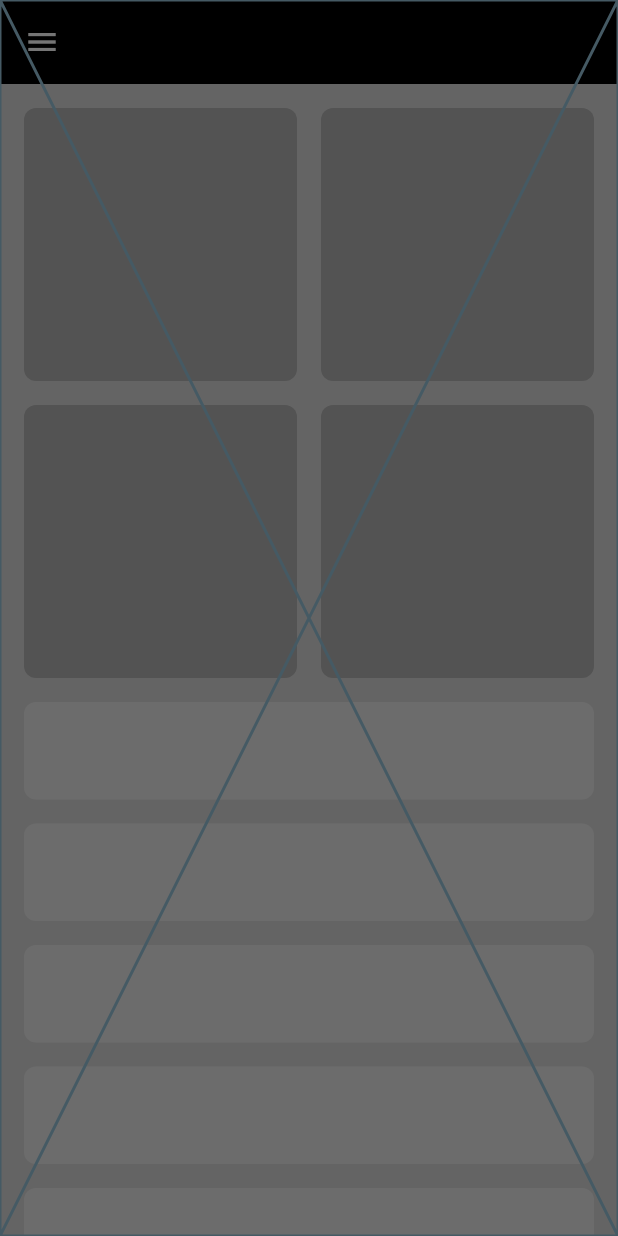
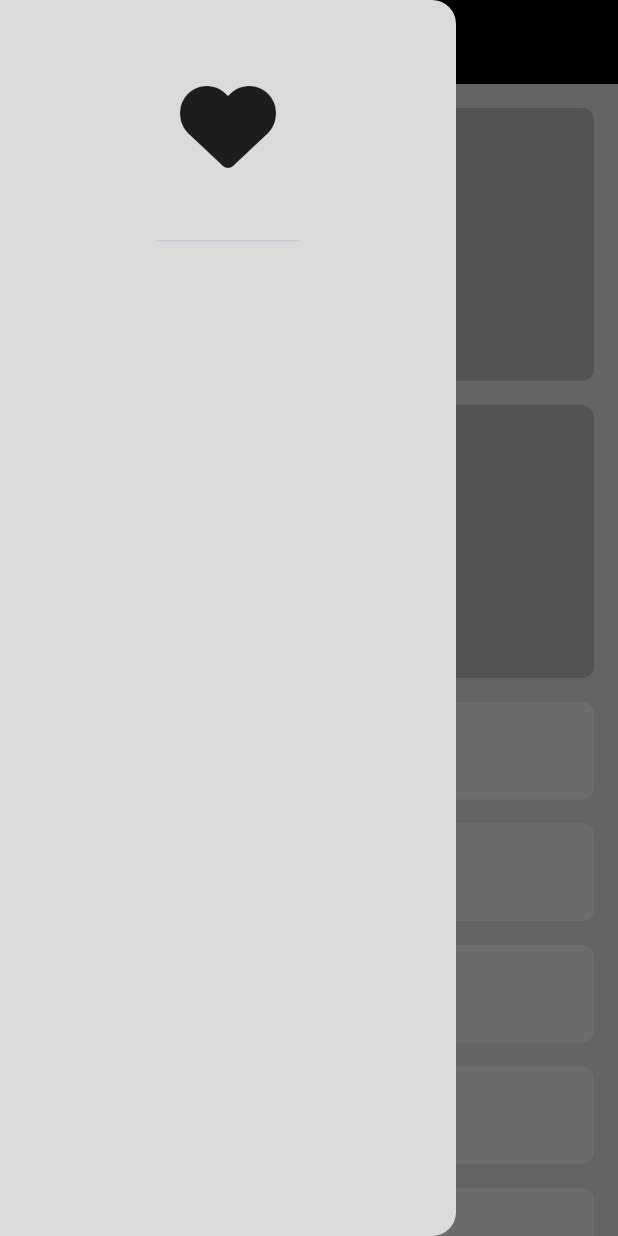
Before and after one commit to Mohamed-Husien/responsive_app, a Flutter app: the screen it shows after launch, with the side drawer open, on a phone screen of 412 x 824 dp. Run offline on Flutter 3.47's test engine with Material 3 defaults, Android fonts, the phone set to English and light mode, and no system bars; our stand-ins replace font_awesome_flutter.

Commit message:
add drawer header

```diff
--- a/lib/widgets/custom_drawer.dart
+++ b/lib/widgets/custom_drawer.dart
@@ -1,10 +1,22 @@
 import 'package:flutter/material.dart';
+import 'package:font_awesome_flutter/font_awesome_flutter.dart';
 
 class CustomDrawer extends StatelessWidget {
   const CustomDrawer({super.key});
 
   @override
   Widget build(BuildContext context) {
-    return const Placeholder();
+    return const Drawer(
+      backgroundColor: Color(0xffDBDBDB),
+      child: Column(
+        children: [
+          DrawerHeader(
+              child: Icon(
+            FontAwesomeIcons.solidHeart,
+            size: 64,
+          ))
+        ],
+      ),
+    );
   }
 }
```
Also changed, not shown: pubspec.yaml (+4 -12 lines), pubspec.lock.
